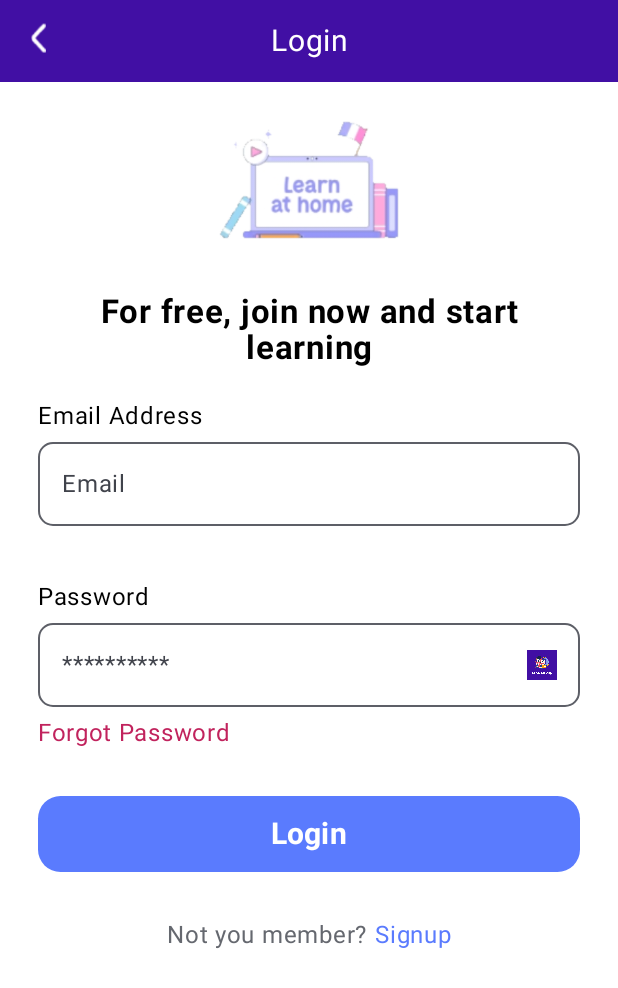
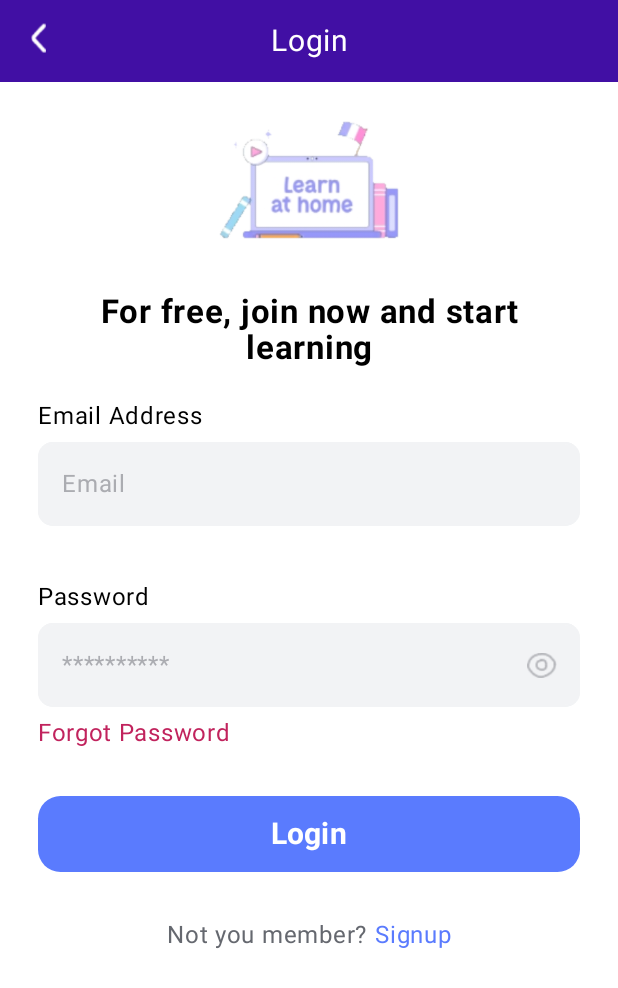
Before and after one commit to Borisova-Pauline/ProffTask, an Android app built with Jetpack Compose: the @Preview function GreetingPreview, on a phone screen of 412 x 824 dp. Shown: the top 988 px of the screen. Run offline under Robolectric (Android 15) with nearby library versions, the phone set to English and light mode, and no system bars.

Commit message:
login done

```diff
--- a/app/src/main/java/com/tomli/profftask/screens/Registration.kt
+++ b/app/src/main/java/com/tomli/profftask/screens/Registration.kt
@@ -19,7 +19,9 @@ import androidx.compose.foundation.layout.statusBars
 import androidx.compose.foundation.shape.RoundedCornerShape
 import androidx.compose.material3.Button
 import androidx.compose.material3.ButtonDefaults
+import androidx.compose.material3.ExperimentalMaterial3Api
 import androidx.compose.material3.OutlinedTextField
+import androidx.compose.material3.OutlinedTextFieldDefaults
 import androidx.compose.material3.Text
 import androidx.compose.material3.TextField
 import androidx.compose.material3.TextFieldDefaults
@@ -32,6 +34,8 @@ import androidx.compose.ui.graphics.Color
 import androidx.compose.ui.platform.LocalContext
 import androidx.compose.ui.res.painterResource
 import androidx.compose.ui.text.font.FontWeight
+import androidx.compose.ui.text.input.PasswordVisualTransformation
+import androidx.compose.ui.text.input.VisualTransformation
 import androidx.compose.ui.text.style.TextAlign
 import androidx.compose.ui.tooling.preview.Preview
 import androidx.compose.ui.unit.dp
@@ -39,6 +43,7 @@ import androidx.compose.ui.unit.sp
 import androidx.navigation.NavController
 import androidx.navigation.compose.rememberNavController
 import com.tomli.profftask.R
+import com.tomli.profftask.ui.theme.FieldBackColorLight
 import com.tomli.profftask.ui.theme.ProffTaskTheme
 import com.tomli.profftask.ui.theme.PurpleApp
 
@@ -83,14 +88,26 @@ fun LogIn(navController: NavController){
             OutlinedTextField(value = email.value, onValueChange = {newText -> email.value = newText},
                 modifier = Modifier.fillMaxWidth().padding(vertical = 5.dp),
                 shape = RoundedCornerShape(10.dp),
-                placeholder = { Text(text = "Email") })
+                placeholder = { Text(text = "Email", color=Color(0xffabacb1)) },
+                colors = OutlinedTextFieldDefaults.colors(
+                    focusedBorderColor = PurpleApp, unfocusedBorderColor = FieldBackColorLight,
+                    cursorColor = PurpleApp,
+                    unfocusedContainerColor = FieldBackColorLight, focusedContainerColor = FieldBackColorLight
+                ))
             Spacer(modifier = Modifier.height(30.dp))
             Text(text="Password")
+            val hidePassword = remember { mutableStateOf(true) }
             OutlinedTextField(value = password.value, onValueChange = {newText -> password.value = newText},
                 modifier = Modifier.fillMaxWidth().padding(vertical = 5.dp),
                 shape = RoundedCornerShape(10.dp),
-                trailingIcon = { Image(painter = painterResource(R.drawable.splash_icon), contentDescription = null, modifier = Modifier.padding(15.dp).size(20.dp)) },
-                placeholder = { Text(text = "**********") })
+                trailingIcon = { Image(painter = painterResource(R.drawable.eye_password), contentDescription = null, modifier = Modifier.padding(15.dp).size(20.dp).clickable { hidePassword.value=!hidePassword.value }) },
+                placeholder = { Text(text = "**********", color=Color(0xffabacb1)) },
+                colors = OutlinedTextFieldDefaults.colors(
+                    focusedBorderColor = PurpleApp, unfocusedBorderColor = FieldBackColorLight,
+                    cursorColor = PurpleApp,
+                    unfocusedContainerColor = FieldBackColorLight, focusedContainerColor = FieldBackColorLight
+                ), visualTransformation = if(hidePassword.value) {PasswordVisualTransformation()} else {
+                    VisualTransformation.None})
             Text(text="Forgot Password", color = Color(0xffc1235d))
             Button(onClick = {}, colors = ButtonDefaults.buttonColors(containerColor = Color(0xff5a7bfe)),
                 modifier = Modifier.fillMaxWidth().padding(vertical = 30.dp), shape = RoundedCornerShape(15.dp)
--- a/app/src/main/java/com/tomli/profftask/ui/theme/Color.kt
+++ b/app/src/main/java/com/tomli/profftask/ui/theme/Color.kt
@@ -11,3 +11,4 @@ val PurpleGrey40 = Color(0xFF625b71)
 val Pink40 = Color(0xFF7D5260)
 
 val PurpleApp = Color(0xff410fa4)
+val FieldBackColorLight = Color(0xfff2f3f5)
```
Also changed, not shown: app/src/main/res/drawable/eye_password.png (added).
